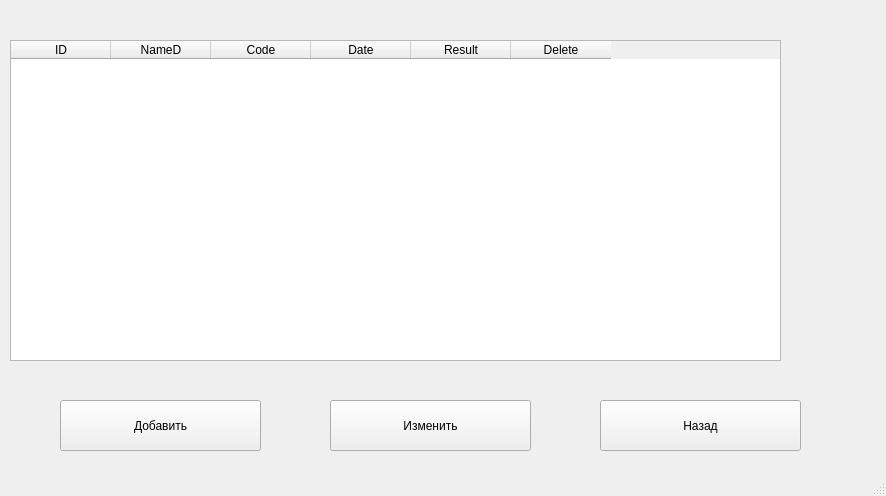
Above: ui/FileHandlerForm.ui from MatienkoAndrew/DZ2_TRPO_Nastya before the change. Below: the same form after it.
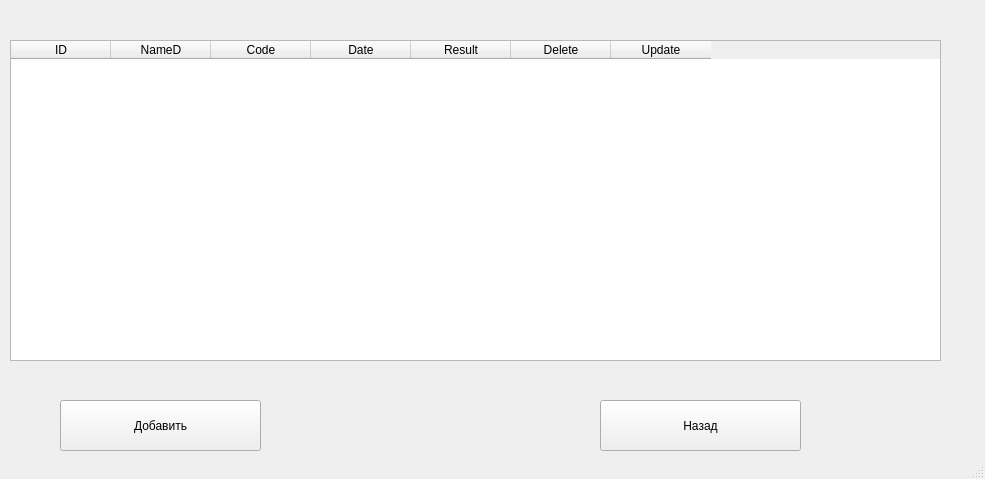
That is the form after the change.

```diff
--- a/ui/FileHandlerForm.ui
+++ b/ui/FileHandlerForm.ui
@@ -6,8 +6,8 @@
    <rect>
     <x>0</x>
     <y>0</y>
-    <width>886</width>
-    <height>496</height>
+    <width>985</width>
+    <height>479</height>
    </rect>
   </property>
   <property name="windowTitle">
@@ -27,25 +27,12 @@
      <string>Добавить</string>
     </property>
    </widget>
-   <widget class="QPushButton" name="changeButton">
-    <property name="geometry">
-     <rect>
-      <x>330</x>
-      <y>400</y>
-      <width>201</width>
-      <height>51</height>
-     </rect>
-    </property>
-    <property name="text">
-     <string>Изменить</string>
-    </property>
-   </widget>
    <widget class="QTableWidget" name="tableWidget">
     <property name="geometry">
      <rect>
       <x>10</x>
       <y>40</y>
-      <width>771</width>
+      <width>931</width>
       <height>321</height>
      </rect>
     </property>
@@ -79,6 +66,11 @@
       <string>Delete</string>
      </property>
     </column>
+    <column>
+     <property name="text">
+      <string>Update</string>
+     </property>
+    </column>
    </widget>
    <widget class="QPushButton" name="back">
     <property name="geometry">
```
